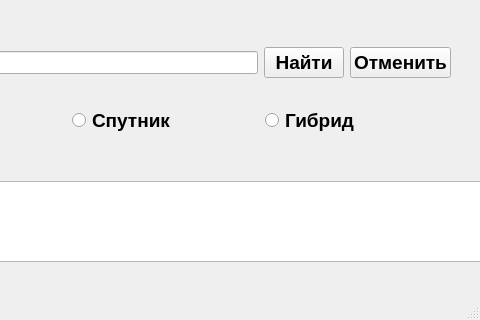
The window that main.ui (danilshvalov/MiniProject_YandexAPI) describes before a commit, drawn with Qt 5; both pictures show x 170 to 650 and y 269 to 589 of the 650 by 589 pixel window.
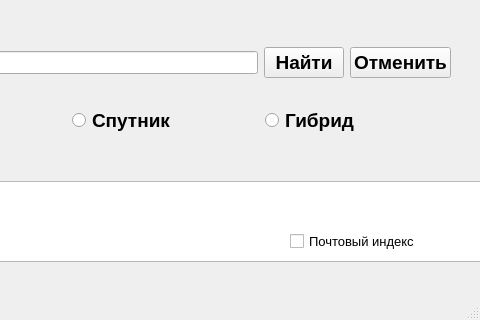
The same window after the commit.

Commit message: Девятая задача на YandexAPI

```diff
--- a/main.ui
+++ b/main.ui
@@ -158,6 +158,25 @@
      </font>
     </property>
    </widget>
+   <widget class="QCheckBox" name="postal_code_button">
+    <property name="geometry">
+     <rect>
+      <x>460</x>
+      <y>500</y>
+      <width>201</width>
+      <height>20</height>
+     </rect>
+    </property>
+    <property name="font">
+     <font>
+      <family>Arial</family>
+      <pointsize>10</pointsize>
+     </font>
+    </property>
+    <property name="text">
+     <string>Почтовый индекс</string>
+    </property>
+   </widget>
   </widget>
   <widget class="QStatusBar" name="statusbar"/>
  </widget>
```
The commit also changes 2 other files.
